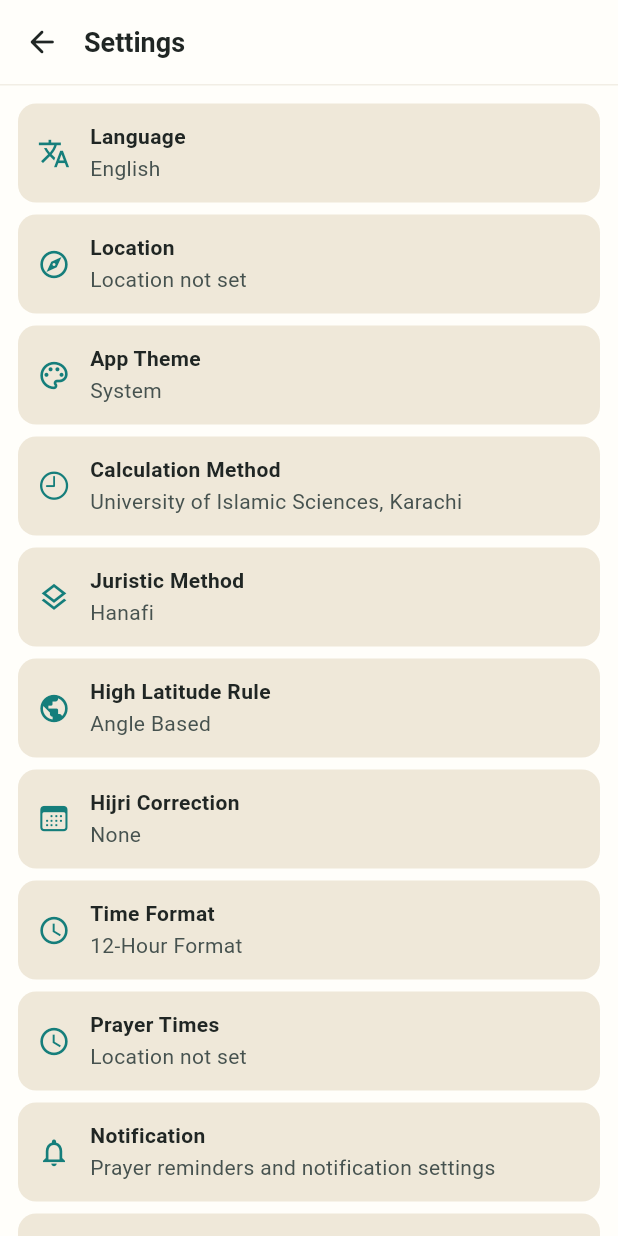
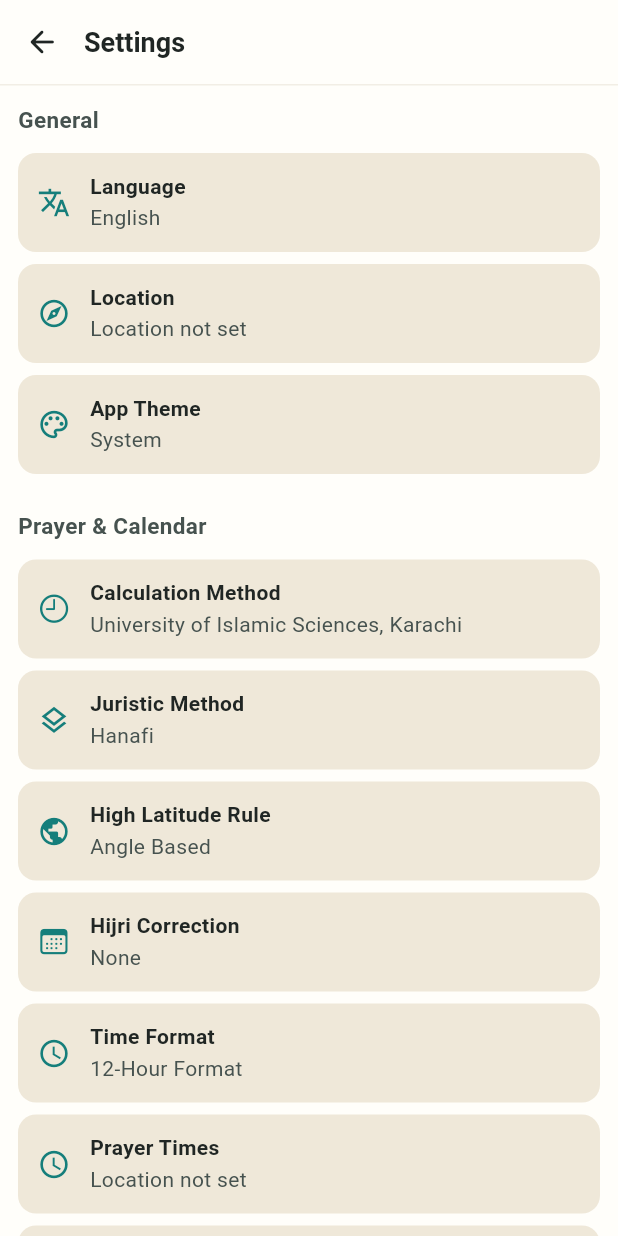
Before and after one commit to muzzammil763/Rafeeq, a Flutter app: the SettingsScreen screen opened directly with empty values, on a phone screen of 412 x 824 dp. Run offline on Flutter 3.47's test engine with Material 3 defaults, Android fonts, the phone set to English and light mode, and no system bars; our stand-ins replace adhan, auto_size_text, cached_network_image, dio, equatable, firebase_analytics and 23 more; missing offline and left inert: flutter_islamic_icons, flutter_qiblah_advanced, in_app_update; accounts and stored records are empty; Roboto replaces fonts that are missing (GoogleSans); project files that could hold a hidden picture were left out.

Commit message:
feat: group settings into sections and link to GitHub
Split the settings list into titled sections styled like the home
screen: General, Prayer & Calendar, Qur'an, Support Rafeeq and App info.

Add "Report an issue" and "Contribute" tiles under Support Rafeeq that
open the GitHub issue form and the repository.

```diff
--- a/lib/l10n/app_localizations.dart
+++ b/lib/l10n/app_localizations.dart
@@ -584,6 +584,18 @@ abstract class AppLocalizations {
   /// **'Automatically play the next Surah'**
   String get continueToNextSurahSubtitle;
 
+  /// No description provided for @contribute.
+  ///
+  /// In en, this message translates to:
+  /// **'Contribute'**
+  String get contribute;
+
+  /// No description provided for @contributeSubtitle.
+  ///
+  /// In en, this message translates to:
+  /// **'Rafeeq is open source. Help build it on GitHub'**
+  String get contributeSubtitle;
+
   /// No description provided for @country.
   ///
   /// In en, this message translates to:
@@ -1057,6 +1069,36 @@ abstract class AppLocalizations {
   /// In en, this message translates to:
   /// **'Open-source packages used in Rafeeq'**
   String get licensesSubtitle;
+
+  /// No description provided for @reportIssue.
+  ///
+  /// In en, this message translates to:
+  /// **'Report an issue'**
+  String get reportIssue;
+
+  /// No description provided for @reportIssueSubtitle.
+  ///
+  /// In en, this message translates to:
+  /// **'Found a bug? Let us know on GitHub'**
+  String get reportIssueSubtitle;
+
+  /// No description provided for @settingsSectionAppInfo.
+  ///
+  /// In en, this message translates to:
+  /// **'App info'**
+  String get settingsSectionAppInfo;
+
+  /// No description provided for @settingsSectionPrayer.
+  ///
+  /// In en, this message translates to:
+  /// **'Prayer & Calendar'**
+  String get settingsSectionPrayer;
+
+  /// No description provided for @settingsSectionSupport.
+  ///
+  /// In en, this message translates to:
+  /// **'Support Rafeeq'**
+  String get settingsSectionSupport;
 
   /// No description provided for @showArabic.
   ///
--- a/lib/ui/app_home/home/settings_screen.dart
+++ b/lib/ui/app_home/home/settings_screen.dart
@@ -25,6 +25,7 @@ import 'package:rafeeq/ui/prayer_times/prayer_times_screen.dart';
 import 'package:rafeeq/ui/prayer_times/user_location_notifier.dart';
 import 'package:rafeeq/ui/quran/quran_audio_controller.dart';
 import 'package:rafeeq/ui/quran/quran_player_layout.dart';
+import 'package:rafeeq/utils/localized_font.dart';
 import 'package:share_plus/share_plus.dart';
 import 'package:url_launcher/url_launcher.dart';
 
@@ -55,7 +56,10 @@ class SettingsScreen extends ConsumerWidget {
     final userLocation = ref.watch(userLocationNotifierProvider);
     final showAboutNewBadge = ref.watch(_showAboutNewBadgeProvider);
 
-    final cards = <_SettingsCardData>[
+    final sections = <(String, List<_SettingsCardData>)>[
+      (
+        context.loc.general,
+        [
           _SettingsCardData(
             icon: Icons.translate_outlined,
             title: context.loc.language,
@@ -102,12 +106,19 @@ class SettingsScreen extends ConsumerWidget {
               analyticsService.logSettingsThemeScreenOpened();
               Navigator.of(context).push(
                 MaterialPageRoute<void>(
-              settings: const RouteSettings(name: AnalyticsScreenNames.theme),
+                  settings: const RouteSettings(
+                    name: AnalyticsScreenNames.theme,
+                  ),
                   builder: (context) => const ThemeScreen(),
                 ),
               );
             },
           ),
+        ],
+      ),
+      (
+        context.loc.settingsSectionPrayer,
+        [
           _SettingsCardData(
             icon: CupertinoIcons.clock,
             title: context.loc.calculationMethod,
@@ -200,6 +211,11 @@ class SettingsScreen extends ConsumerWidget {
               ),
             ),
           ),
+        ],
+      ),
+      (
+        context.loc.quran,
+        [
           _SettingsCardData(
             icon: Icons.menu_book_outlined,
             title: context.loc.quranViewSettings,
@@ -210,6 +226,11 @@ class SettingsScreen extends ConsumerWidget {
               Navigator.of(context).pushNamed(AppRoutes.quranViewSettings);
             },
           ),
+        ],
+      ),
+      (
+        context.loc.settingsSectionSupport,
+        [
           _SettingsCardData(
             icon: Icons.chat_bubble_outline_rounded,
             title: context.loc.feedback,
@@ -231,7 +252,10 @@ class SettingsScreen extends ConsumerWidget {
             onTap: () async {
               analyticsService.logSettingsRateAppTapped();
               if (await canLaunchUrl(playStoreUri)) {
-            await launchUrl(playStoreUri, mode: LaunchMode.externalApplication);
+                await launchUrl(
+                  playStoreUri,
+                  mode: LaunchMode.externalApplication,
+                );
               }
             },
           ),
@@ -244,6 +268,25 @@ class SettingsScreen extends ConsumerWidget {
               SharePlus.instance.share(ShareParams(uri: playStoreUri));
             },
           ),
+          _SettingsCardData(
+            icon: Icons.bug_report_outlined,
+            title: context.loc.reportIssue,
+            subtitle: context.loc.reportIssueSubtitle,
+            onTap: () =>
+                launchUrl(reportIssueUri, mode: LaunchMode.externalApplication),
+          ),
+          _SettingsCardData(
+            icon: Icons.code_rounded,
+            title: context.loc.contribute,
+            subtitle: context.loc.contributeSubtitle,
+            onTap: () =>
+                launchUrl(repositoryUri, mode: LaunchMode.externalApplication),
+          ),
+        ],
+      ),
+      (
+        context.loc.settingsSectionAppInfo,
+        [
           _SettingsCardData(
             icon: Icons.description_outlined,
             title: context.loc.licenses,
@@ -267,8 +310,11 @@ class SettingsScreen extends ConsumerWidget {
           _SettingsCardData(
             icon: Icons.tag_rounded,
             title: context.loc.version,
-        subtitle: '${context.loc.versionSubtitle}  •  ${packageInfo.version}',
+            subtitle:
+                '${context.loc.versionSubtitle}  •  ${packageInfo.version}',
             onTap: () => Navigator.of(context).pushNamed(AppRoutes.version),
+          ),
+        ],
       ),
     ];
 
@@ -285,7 +331,7 @@ class SettingsScreen extends ConsumerWidget {
           return Center(
             child: ConstrainedBox(
               constraints: const BoxConstraints(maxWidth: 760),
-              child: ListView.separated(
+              child: ListView(
                 padding: EdgeInsets.fromLTRB(
                   12,
                   12,
@@ -294,26 +340,53 @@ class SettingsScreen extends ConsumerWidget {
                     playerVisible: playerVisible,
                   ),
                 ),
-                itemCount: cards.length,
-                separatorBuilder: (context, index) => const SizedBox(height: 8),
-                itemBuilder: (context, index) {
-                  final data = cards[index];
-                  return SettingsCard(
+                children: [
+                  for (final (index, (title, cards)) in sections.indexed) ...[
+                    if (index > 0) const SizedBox(height: 24),
+                    _SettingsSectionTitle(title: title, palette: palette),
+                    const SizedBox(height: 12),
+                    for (final (cardIndex, data) in cards.indexed) ...[
+                      if (cardIndex > 0) const SizedBox(height: 8),
+                      SettingsCard(
                         icon: data.icon,
                         title: data.title,
                         subtitle: data.subtitle,
-                    disableSubtitleTextScaling: data.disableSubtitleTextScaling,
+                        disableSubtitleTextScaling:
+                            data.disableSubtitleTextScaling,
                         palette: palette,
                         onTap: data.onTap,
                         switchValue: data.switchValue,
                         onSwitchChanged: data.onSwitchChanged,
                         badge: data.badge,
-                  );
-                },
+                      ),
+                    ],
+                  ],
+                ],
               ),
             ),
           );
         },
+      ),
+    );
+  }
+}
+
+/// Matches the section titles on the home screen.
+class _SettingsSectionTitle extends StatelessWidget {
+  const _SettingsSectionTitle({required this.title, required this.palette});
+
+  final String title;
+  final SettingsPalette palette;
+
+  @override
+  Widget build(BuildContext context) {
+    return Text(
+      title,
+      style: TextStyle(
+        color: palette.subtitle,
+        fontFamily: localizedFontFamily(context),
+        fontSize: 15,
+        fontWeight: FontWeight.w600,
       ),
     );
   }
--- a/lib/ui/app_home/home/settings_sheets.dart
+++ b/lib/ui/app_home/home/settings_sheets.dart
@@ -17,6 +17,12 @@ final playStoreUri = Uri.parse(
 );
 
 final feedbackFormUri = Uri.parse('https://forms.gle/cDLne2RtGvfmqrJn9');
+
+final repositoryUri = Uri.parse('https://github.com/muzzammil763/Rafeeq');
+
+final reportIssueUri = Uri.parse(
+  'https://github.com/muzzammil763/Rafeeq/issues/new',
+);
 
 void showHijriCorrectionModalSheet(BuildContext context) {
   final theme = context.mainTheme;
```
Also changed, not shown: lib/l10n/app_en.arb (+7 -0 lines), lib/l10n/app_localizations_en.dart (+22 -0 lines), lib/l10n/app_localizations_ur.dart (+22 -0 lines), lib/l10n/app_ur.arb (+7 -0 lines), 1 other file. Lines whose indentation alone changed are shown as unchanged.
